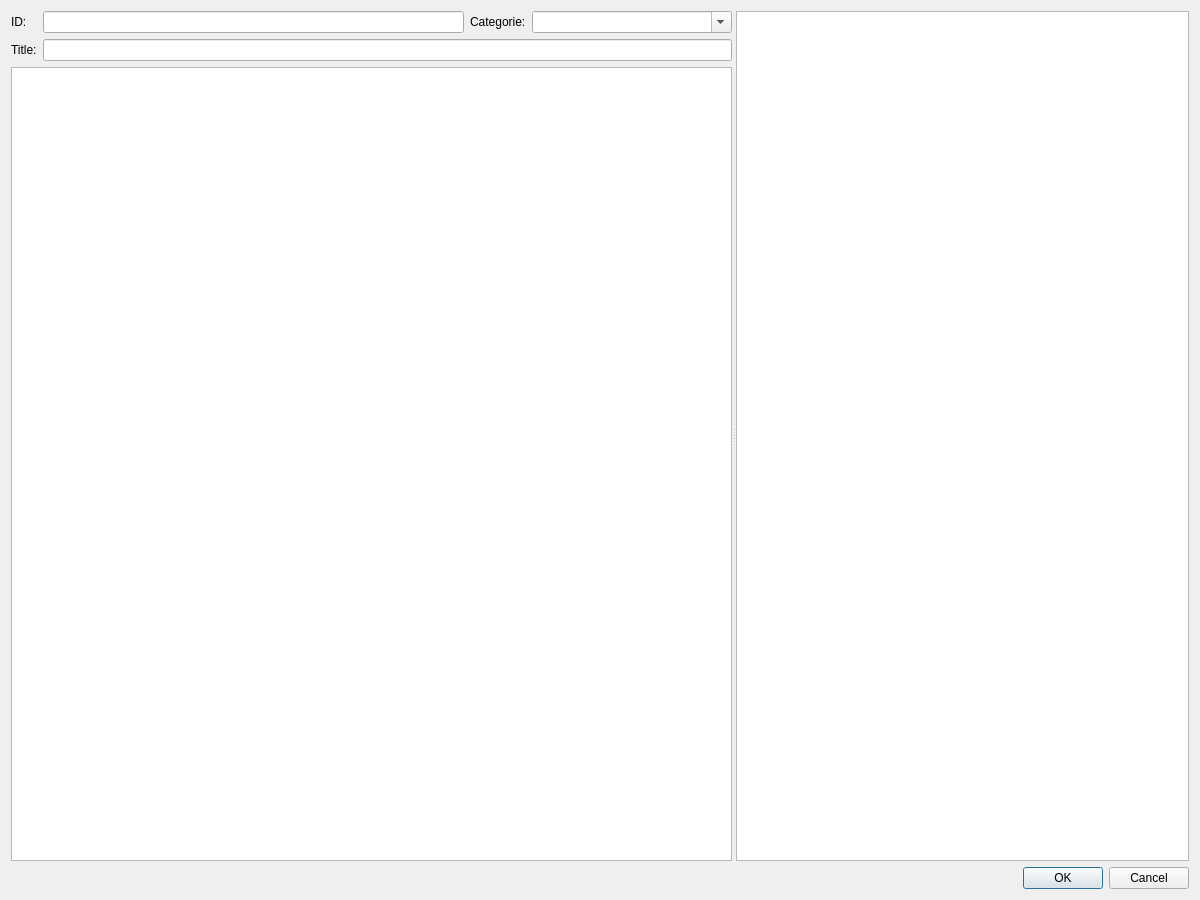
Before: the Qt Designer form ui/taskeditdialog.ui in czeppi/cc-pim, drawn with Qt 5.
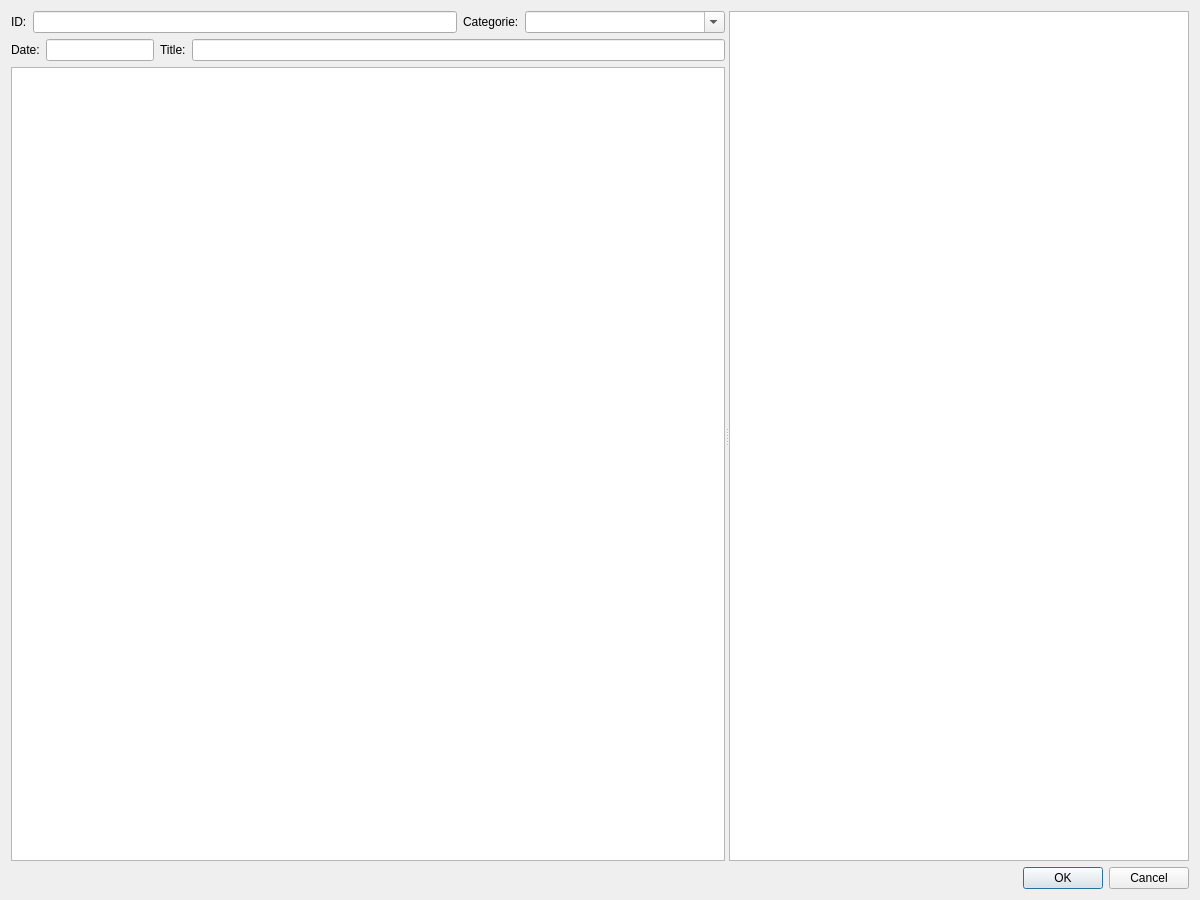
After: the same form once the commit is applied. Custom widgets are drawn as their Qt base class.

Commit message: - TaskEditDialog: add date field - update caches of active tasks at start

Patch:
```diff
--- a/ui/taskeditdialog.ui
+++ b/ui/taskeditdialog.ui
@@ -31,16 +31,17 @@
      <widget class="QWidget" name="layoutWidget">
       <layout class="QVBoxLayout" name="verticalLayout">
        <item>
-        <layout class="QGridLayout" name="gridLayout">
-         <item row="0" column="0">
+        <layout class="QGridLayout" name="gridLayout"/>
+       </item>
+       <item>
+        <layout class="QHBoxLayout" name="horizontalLayout">
+         <item>
           <widget class="QLabel" name="id_label">
            <property name="text">
             <string>ID:</string>
            </property>
           </widget>
          </item>
-         <item row="0" column="1">
-          <layout class="QHBoxLayout" name="horizontalLayout">
            <item>
             <widget class="QLineEdit" name="id_edit"/>
            </item>
@@ -66,14 +67,33 @@
            </item>
           </layout>
          </item>
-         <item row="1" column="0">
+       <item>
+        <layout class="QHBoxLayout" name="horizontalLayout_2">
+         <item>
+          <widget class="QLabel" name="date_label">
+           <property name="text">
+            <string>Date:</string>
+           </property>
+          </widget>
+         </item>
+         <item>
+          <widget class="QLineEdit" name="date_edit">
+           <property name="sizePolicy">
+            <sizepolicy hsizetype="Maximum" vsizetype="Fixed">
+             <horstretch>0</horstretch>
+             <verstretch>0</verstretch>
+            </sizepolicy>
+           </property>
+          </widget>
+         </item>
+         <item>
           <widget class="QLabel" name="title_label">
            <property name="text">
             <string>Title:</string>
            </property>
           </widget>
          </item>
-         <item row="1" column="1">
+         <item>
           <widget class="SearchEdit" name="title_edit"/>
          </item>
         </layout>
```
Left out of the diff: 2 changed lines with no effect on the pictures. Lines whose indentation alone changed are shown as unchanged. The commit also changes 5 other files.
